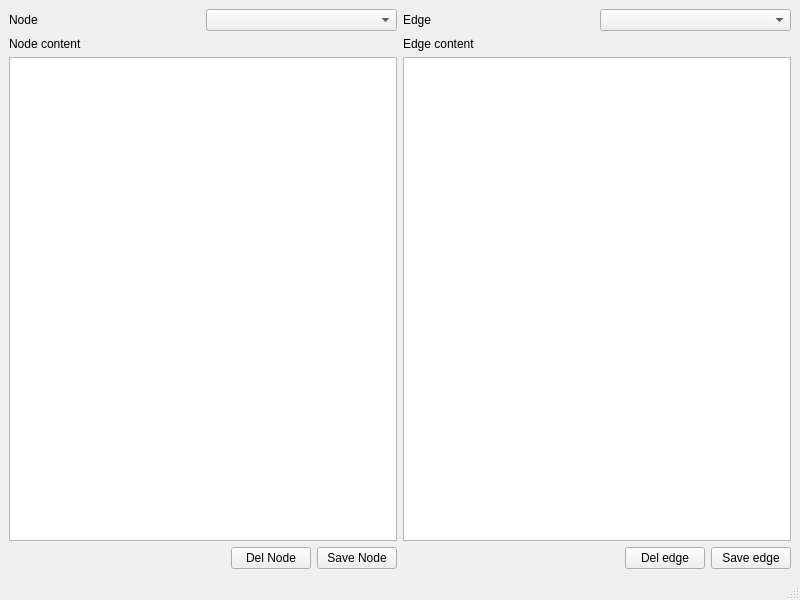
This is components/change_graph/src/mainUI.ui in robocomp/dsr-graph as Qt 5 draws it before an edit. The edited form follows.
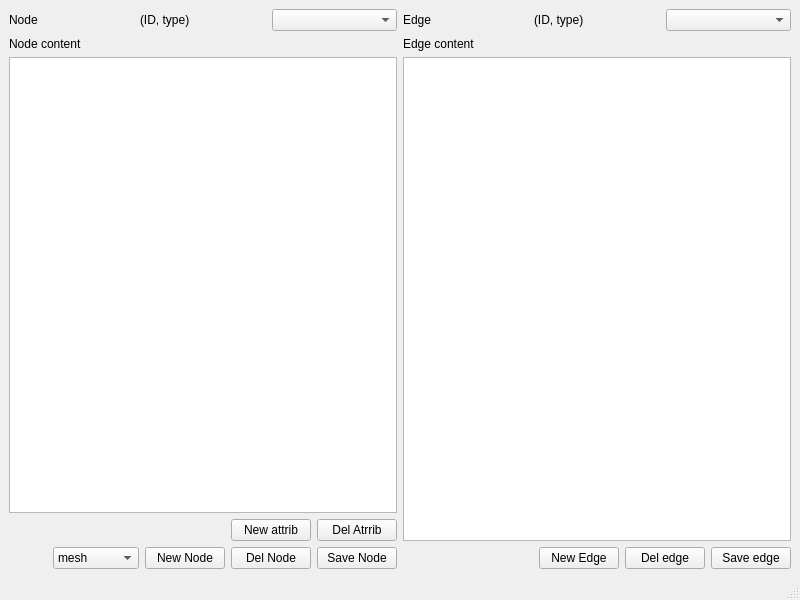
This is the edited form.

Commit message: [change_graph] New node option

Patch:
```diff
--- a/components/change_graph/src/mainUI.ui
+++ b/components/change_graph/src/mainUI.ui
@@ -26,6 +26,13 @@
           </property>
          </widget>
         </item>
+        <item>
+         <widget class="QLabel" name="node_id_label">
+          <property name="text">
+           <string>(ID, type)</string>
+          </property>
+         </widget>
+        </item>
         <item>
          <widget class="QComboBox" name="node_cb"/>
         </item>
@@ -41,6 +48,37 @@
       <item>
        <widget class="QTableWidget" name="node_attrib_tw"/>
       </item>
+      <item>
+       <layout class="QHBoxLayout" name="horizontalLayout_6">
+        <item>
+         <spacer name="horizontalSpacer_3">
+          <property name="orientation">
+           <enum>Qt::Horizontal</enum>
+          </property>
+          <property name="sizeHint" stdset="0">
+           <size>
+            <width>40</width>
+            <height>20</height>
+           </size>
+          </property>
+         </spacer>
+        </item>
+        <item>
+         <widget class="QPushButton" name="new_attrib_pb">
+          <property name="text">
+           <string>New attrib</string>
+          </property>
+         </widget>
+        </item>
+        <item>
+         <widget class="QPushButton" name="del_attrib_pb">
+          <property name="text">
+           <string>Del Atrrib</string>
+          </property>
+         </widget>
+        </item>
+       </layout>
+      </item>
       <item>
        <layout class="QHBoxLayout" name="horizontalLayout_3">
         <item>
@@ -56,6 +94,52 @@
           </property>
          </spacer>
         </item>
+        <item>
+         <widget class="QComboBox" name="node_type_cb">
+          <item>
+           <property name="text">
+            <string>mesh</string>
+           </property>
+          </item>
+          <item>
+           <property name="text">
+            <string>laser</string>
+           </property>
+          </item>
+          <item>
+           <property name="text">
+            <string>rgbd</string>
+           </property>
+          </item>
+          <item>
+           <property name="text">
+            <string>transform</string>
+           </property>
+          </item>
+          <item>
+           <property name="text">
+            <string>plane</string>
+           </property>
+          </item>
+          <item>
+           <property name="text">
+            <string>person</string>
+           </property>
+          </item>
+          <item>
+           <property name="text">
+            <string>omnirobot</string>
+           </property>
+          </item>
+         </widget>
+        </item>
+        <item>
+         <widget class="QPushButton" name="new_node_pb">
+          <property name="text">
+           <string>New Node</string>
+          </property>
+         </widget>
+        </item>
         <item>
          <widget class="QPushButton" name="del_node_pb">
           <property name="text">
@@ -85,6 +169,13 @@
           </property>
          </widget>
         </item>
+        <item>
+         <widget class="QLabel" name="edge_id_label">
+          <property name="text">
+           <string>(ID, type)</string>
+          </property>
+         </widget>
+        </item>
         <item>
          <widget class="QComboBox" name="edge_cb"/>
         </item>
@@ -115,6 +206,13 @@
           </property>
          </spacer>
         </item>
+        <item>
+         <widget class="QPushButton" name="new_edge_pb">
+          <property name="text">
+           <string>New Edge</string>
+          </property>
+         </widget>
+        </item>
         <item>
          <widget class="QPushButton" name="del_edge_pb">
           <property name="text">
```
The commit also changes 10 other files.
